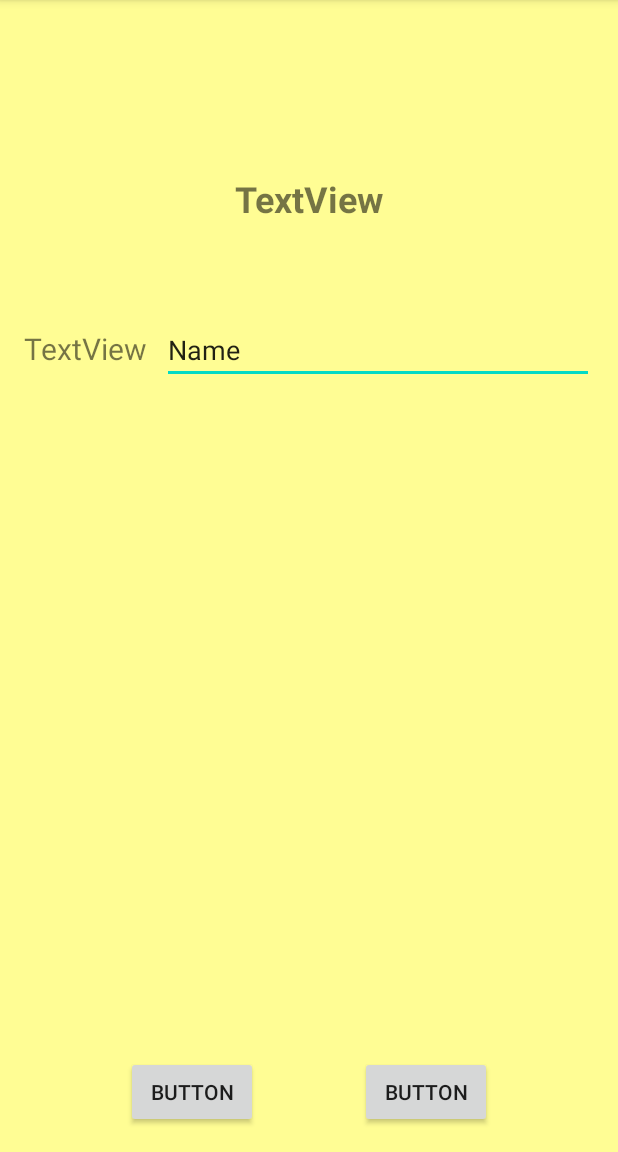
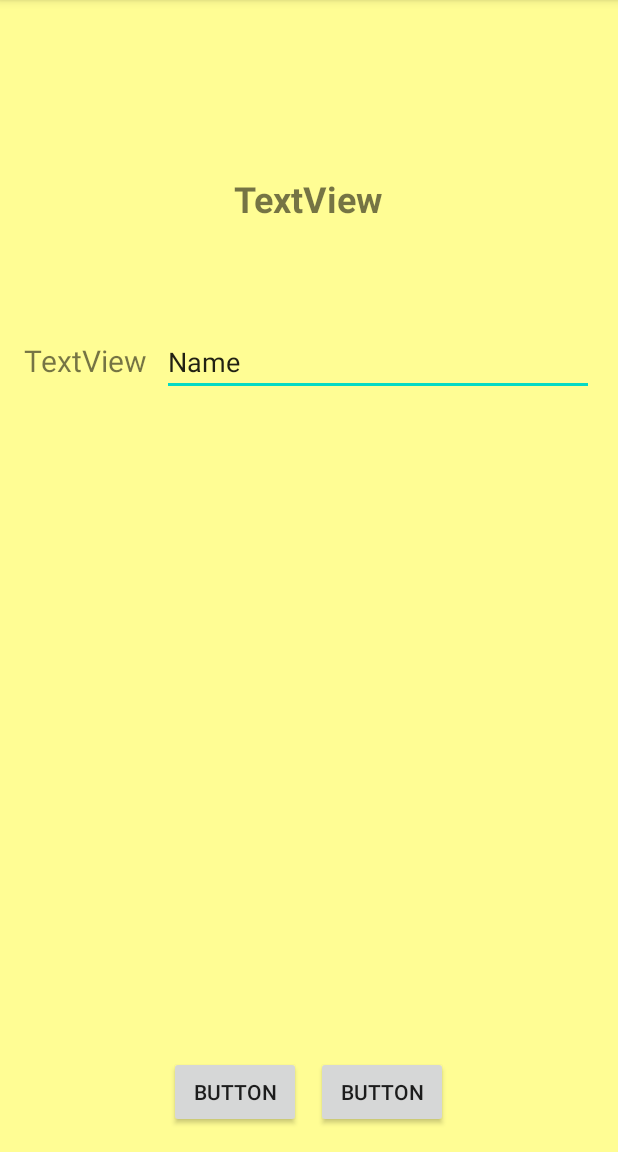
Before and after one commit to rtelesko/TestLayout, an Android app: the screen it shows after launch (MainActivity), on a phone screen of 412 x 824 dp, the part 84-1236 px from its top. Run offline under Robolectric (Android 15) with nearby library versions, the phone set to English and light mode, and no system bars.

Commit message:
Fifth commit

```diff
--- a/app/src/main/java/com/example/testlayout/MainActivity.java
+++ b/app/src/main/java/com/example/testlayout/MainActivity.java
@@ -9,6 +9,6 @@ public class MainActivity extends AppCompatActivity {
     @Override
     protected void onCreate(Bundle savedInstanceState) {
         super.onCreate(savedInstanceState);
-        setContentView(R.layout.activity_main3);
+        setContentView(R.layout.activity_main);
     }
 }
--- a/app/src/main/res/layout/activity_main2.xml
+++ b/app/src/main/res/layout/activity_main2.xml
@@ -41,6 +41,7 @@
         android:layout_height="wrap_content"
         android:layout_alignParentBottom="true"
         android:layout_toLeftOf="@id/spacer"
+        android:layout_marginRight="5dp"
         android:text="Button" />
     <Space
         android:id="@+id/spacer"
@@ -53,7 +54,7 @@
         android:layout_width="wrap_content"
         android:layout_height="wrap_content"
         android:layout_toRightOf="@id/spacer"
-        android:layout_marginLeft="10dp"
+        android:layout_marginLeft="5dp"
         android:layout_alignParentBottom="true"
         android:text="Button" />
 </RelativeLayout>
```
